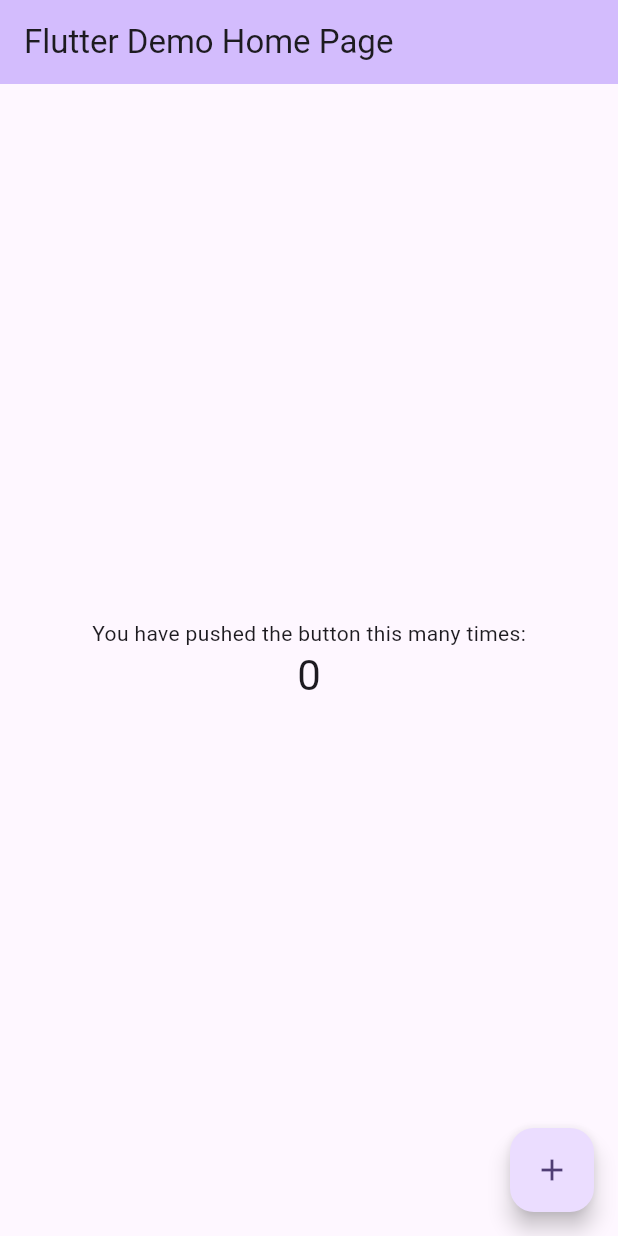
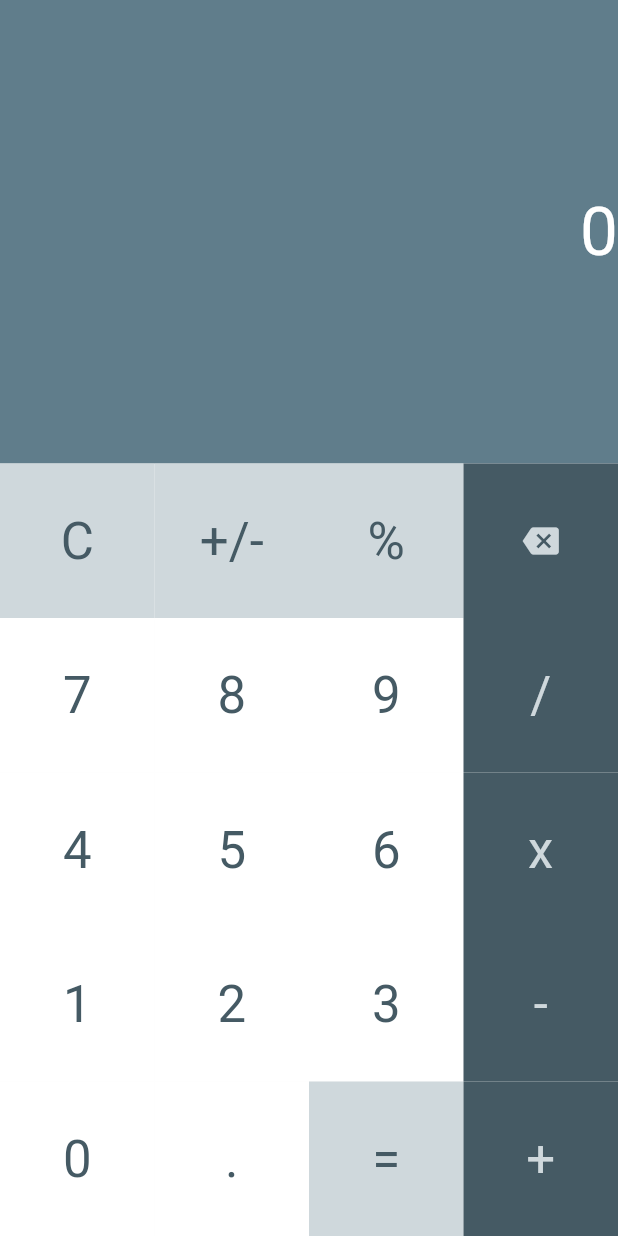
Before and after one commit to Justforvan/JFcalculator, a Flutter app: the screen it shows after launch, on a phone screen of 412 x 824 dp. Run offline on Flutter 3.47's test engine with Material 2 defaults, Android fonts, the phone set to English and light mode, and no system bars.

Commit message:
Changing app face

```diff
--- a/lib/main.dart
+++ b/lib/main.dart
@@ -5,121 +5,295 @@ void main() {
 }
 
 class MyApp extends StatelessWidget {
-  const MyApp({super.key});
+  const MyApp({Key? key}) : super(key: key);
 
-  // This widget is the root of your application.
   @override
   Widget build(BuildContext context) {
     return MaterialApp(
       title: 'Flutter Demo',
       theme: ThemeData(
-        // This is the theme of your application.
-        //
-        // TRY THIS: Try running your application with "flutter run". You'll see
-        // the application has a blue toolbar. Then, without quitting the app,
-        // try changing the seedColor in the colorScheme below to Colors.green
-        // and then invoke "hot reload" (save your changes or press the "hot
-        // reload" button in a Flutter-supported IDE, or press "r" if you used
-        // the command line to start the app).
-        //
-        // Notice that the counter didn't reset back to zero; the application
-        // state is not lost during the reload. To reset the state, use hot
-        // restart instead.
-        //
-        // This works for code too, not just values: Most code changes can be
-        // tested with just a hot reload.
-        colorScheme: ColorScheme.fromSeed(seedColor: Colors.deepPurple),
-        useMaterial3: true,
+        primarySwatch: Colors.blueGrey,
+        visualDensity: VisualDensity.adaptivePlatformDensity,
       ),
-      home: const MyHomePage(title: 'Flutter Demo Home Page'),
+      home: const MyHomePage(),
     );
   }
 }
 
 class MyHomePage extends StatefulWidget {
-  const MyHomePage({super.key, required this.title});
-
-  // This widget is the home page of your application. It is stateful, meaning
-  // that it has a State object (defined below) that contains fields that affect
-  // how it looks.
-
-  // This class is the configuration for the state. It holds the values (in this
-  // case the title) provided by the parent (in this case the App widget) and
-  // used by the build method of the State. Fields in a Widget subclass are
-  // always marked "final".
-
-  final String title;
+  const MyHomePage({Key? key}) : super(key: key);
 
   @override
   State<MyHomePage> createState() => _MyHomePageState();
 }
 
 class _MyHomePageState extends State<MyHomePage> {
-  int _counter = 0;
-
-  void _incrementCounter() {
-    setState(() {
-      // This call to setState tells the Flutter framework that something has
-      // changed in this State, which causes it to rerun the build method below
-      // so that the display can reflect the updated values. If we changed
-      // _counter without calling setState(), then the build method would not be
-      // called again, and so nothing would appear to happen.
-      _counter++;
-    });
-  }
+  String screenText = '0';
 
   @override
   Widget build(BuildContext context) {
-    // This method is rerun every time setState is called, for instance as done
-    // by the _incrementCounter method above.
-    //
-    // The Flutter framework has been optimized to make rerunning build methods
-    // fast, so that you can just rebuild anything that needs updating rather
-    // than having to individually change instances of widgets.
     return Scaffold(
-      appBar: AppBar(
-        // TRY THIS: Try changing the color here to a specific color (to
-        // Colors.amber, perhaps?) and trigger a hot reload to see the AppBar
-        // change color while the other colors stay the same.
-        backgroundColor: Theme.of(context).colorScheme.inversePrimary,
-        // Here we take the value from the MyHomePage object that was created by
-        // the App.build method, and use it to set our appbar title.
-        title: Text(widget.title),
+      body: Column(
+        children: [
+          Expanded(
+            child: Container(
+              color: Theme.of(context).primaryColor,
+              child: Align(
+                alignment: Alignment.centerRight,
+                child: Text(
+                  screenText,
+                  style: Theme.of(context)
+                      .textTheme
+                      .displaySmall!
+                      .copyWith(color: Colors.white),
+                ),
+              ),
+            ),
+          ),
+          GridView.count(
+            padding: const EdgeInsets.all(0),
+            shrinkWrap: true,
+            crossAxisCount: 4,
+            children: <Widget>[
+              CalculatorButton(
+                backgroundColor: Theme.of(context).primaryColorLight,
+                foregroundColor: Theme.of(context).primaryColorDark,
+                text: 'C',
+                onTap: () {
+                  setState(() {
+                    screenText = '0';
+                  });
+                },
+              ),
+              CalculatorButton(
+                backgroundColor: Theme.of(context).primaryColorLight,
+                foregroundColor: Theme.of(context).primaryColorDark,
+                text: '+/-',
+                onTap: () {
+                  // TODO
+                },
+              ),
+              CalculatorButton(
+                backgroundColor: Theme.of(context).primaryColorLight,
+                foregroundColor: Theme.of(context).primaryColorDark,
+                text: '%',
+                onTap: () {
+                  // TODO
+                },
+              ),
+              CalculatorButton.icon(
+                backgroundColor: Theme.of(context).primaryColorDark,
+                foregroundColor: Theme.of(context).primaryColorLight,
+                text: 'Backspace',
+                icon: Icons.backspace,
+                onTap: () {
+                  setState(() {
+                    if (screenText == '0' ||
+                        screenText == '' ||
+                        screenText.length == 1) {
+                      screenText = '0';
+                    } else {
+                      screenText =
+                          screenText.substring(0, screenText.length - 1);
+                    }
+                  });
+                },
+              ),
+              CalculatorButton(
+                backgroundColor: Colors.white,
+                foregroundColor: Theme.of(context).primaryColorDark,
+                text: '7',
+                onTap: () {
+                  pressNumber(7);
+                },
+              ),
+              CalculatorButton(
+                backgroundColor: Colors.white,
+                foregroundColor: Theme.of(context).primaryColorDark,
+                text: '8',
+                onTap: () {
+                  pressNumber(8);
+                },
+              ),
+              CalculatorButton(
+                backgroundColor: Colors.white,
+                foregroundColor: Theme.of(context).primaryColorDark,
+                text: '9',
+                onTap: () {
+                  pressNumber(9);
+                },
+              ),
+              CalculatorButton(
+                backgroundColor: Theme.of(context).primaryColorDark,
+                foregroundColor: Theme.of(context).primaryColorLight,
+                text: '/',
+                onTap: () {
+                  // TODO
+                },
+              ),
+              CalculatorButton(
+                backgroundColor: Colors.white,
+                foregroundColor: Theme.of(context).primaryColorDark,
+                text: '4',
+                onTap: () {
+                  pressNumber(4);
+                },
+              ),
+              CalculatorButton(
+                backgroundColor: Colors.white,
+                foregroundColor: Theme.of(context).primaryColorDark,
+                text: '5',
+                onTap: () {
+                  pressNumber(5);
+                },
+              ),
+              CalculatorButton(
+                backgroundColor: Colors.white,
+                foregroundColor: Theme.of(context).primaryColorDark,
+                text: '6',
+                onTap: () {
+                  pressNumber(6);
+                },
+              ),
+              CalculatorButton(
+                backgroundColor: Theme.of(context).primaryColorDark,
+                foregroundColor: Theme.of(context).primaryColorLight,
+                text: 'x',
+                onTap: () {
+                  // TODO
+                },
+              ),
+              CalculatorButton(
+                backgroundColor: Colors.white,
+                foregroundColor: Theme.of(context).primaryColorDark,
+                text: '1',
+                onTap: () {
+                  pressNumber(1);
+                },
+              ),
+              CalculatorButton(
+                backgroundColor: Colors.white,
+                foregroundColor: Theme.of(context).primaryColorDark,
+                text: '2',
+                onTap: () {
+                  pressNumber(2);
+                },
+              ),
+              CalculatorButton(
+                backgroundColor: Colors.white,
+                foregroundColor: Theme.of(context).primaryColorDark,
+                text: '3',
+                onTap: () {
+                  pressNumber(3);
+                },
+              ),
+              CalculatorButton(
+                backgroundColor: Theme.of(context).primaryColorDark,
+                foregroundColor: Theme.of(context).primaryColorLight,
+                text: '-',
+                onTap: () {
+                  // TODO
+                },
+              ),
+              CalculatorButton(
+                backgroundColor: Colors.white,
+                foregroundColor: Theme.of(context).primaryColorDark,
+                text: '0',
+                onTap: () {
+                  pressNumber(0);
+                },
+              ),
+              CalculatorButton(
+                backgroundColor: Colors.white,
+                foregroundColor: Theme.of(context).primaryColorDark,
+                text: '.',
+                onTap: () {
+                  setState(() {
+                    if (!screenText.contains('.')) {
+                      screenText = '$screenText.';
+                    }
+                  });
+                },
+              ),
+              CalculatorButton(
+                backgroundColor: Theme.of(context).primaryColorLight,
+                foregroundColor: Theme.of(context).primaryColorDark,
+                text: '=',
+                onTap: () {
+                  // TODO
+                },
+              ),
+              CalculatorButton(
+                backgroundColor: Theme.of(context).primaryColorDark,
+                foregroundColor: Theme.of(context).primaryColorLight,
+                text: '+',
+                onTap: () {
+                  // TODO
+                },
+              ),
+            ],
+          ),
+        ],
       ),
-      body: Center(
-        // Center is a layout widget. It takes a single child and positions it
-        // in the middle of the parent.
-        child: Column(
-          // Column is also a layout widget. It takes a list of children and
-          // arranges them vertically. By default, it sizes itself to fit its
-          // children horizontally, and tries to be as tall as its parent.
-          //
-          // Column has various properties to control how it sizes itself and
-          // how it positions its children. Here we use mainAxisAlignment to
-          // center the children vertically; the main axis here is the vertical
-          // axis because Columns are vertical (the cross axis would be
-          // horizontal).
-          //
-          // TRY THIS: Invoke "debug painting" (choose the "Toggle Debug Paint"
-          // action in the IDE, or press "p" in the console), to see the
-          // wireframe for each widget.
-          mainAxisAlignment: MainAxisAlignment.center,
-          children: <Widget>[
-            const Text(
-              'You have pushed the button this many times:',
-            ),
-            Text(
-              '$_counter',
-              style: Theme.of(context).textTheme.headlineMedium,
-            ),
-          ],
+    );
+  }
+
+  void pressNumber(int number) {
+    setState(() {
+      if (screenText == '0') {
+        screenText = '$number';
+      } else {
+        screenText = '$screenText$number';
+      }
+    });
+  }
+}
+
+class CalculatorButton extends StatelessWidget {
+  final Color backgroundColor;
+  final Color foregroundColor;
+  IconData? icon;
+  final String text;
+  final void Function() onTap;
+
+  CalculatorButton({
+    Key? key,
+    required this.backgroundColor,
+    required this.foregroundColor,
+    required this.text,
+    required this.onTap,
+  }) : super(key: key);
+
+  CalculatorButton.icon({
+    Key? key,
+    required this.backgroundColor,
+    required this.foregroundColor,
+    this.icon,
+    required this.text,
+    required this.onTap,
+  }) : super(key: key);
+
+  @override
+  Widget build(BuildContext context) {
+    return GestureDetector(
+      onTap: onTap,
+      child: Container(
+        color: backgroundColor,
+        child: Center(
+          child: icon == null
+              ? Text(
+            text,
+            style: Theme.of(context)
+                .textTheme
+                .headlineMedium!
+                .copyWith(color: foregroundColor),
+          )
+              : Icon(
+            icon,
+            color: foregroundColor,
+          ),
         ),
       ),
-      floatingActionButton: FloatingActionButton(
-        onPressed: _incrementCounter,
-        tooltip: 'Increment',
-        child: const Icon(Icons.add),
-      ), // This trailing comma makes auto-formatting nicer for build methods.
     );
   }
 }
```
